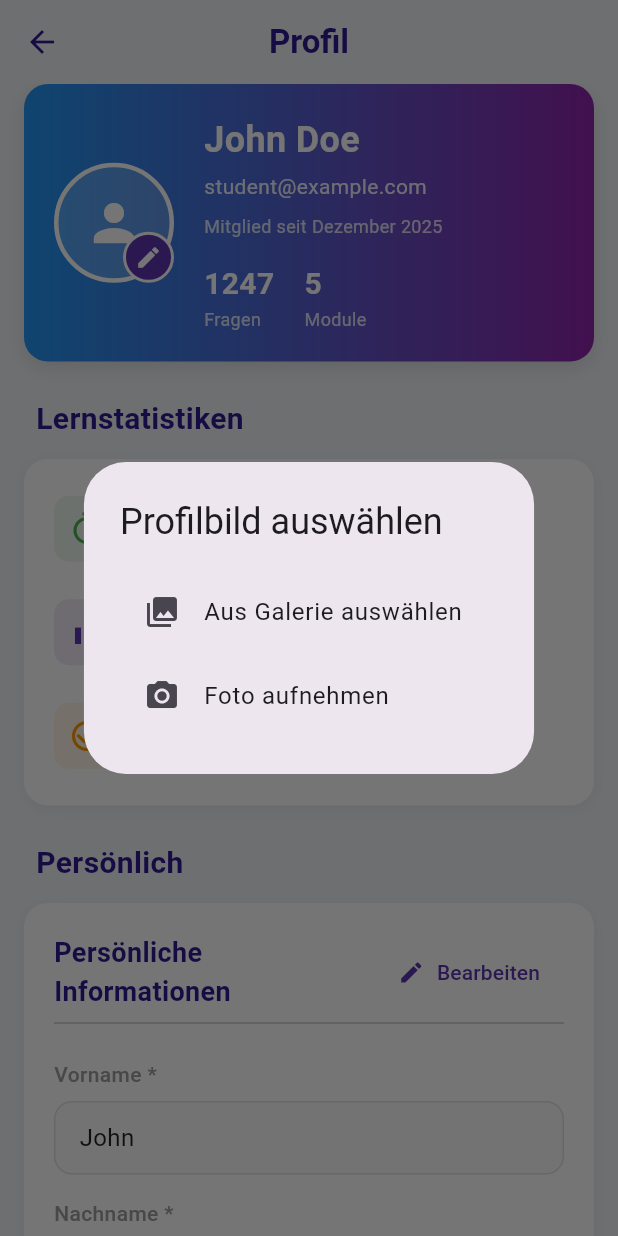
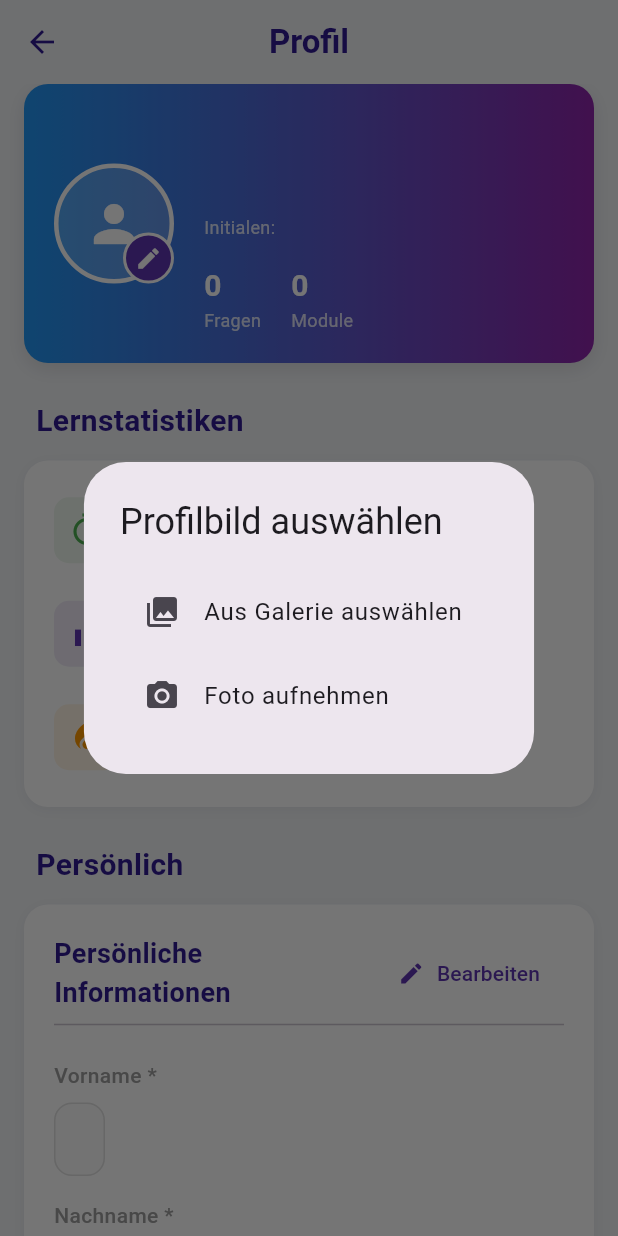
Before and after one commit to Roussel9/Cross-Platform-Development-MC-Trainer-, a Flutter app: the ProfileScreen screen opened directly, after a tap on the "person" icon, on a phone screen of 412 x 824 dp. Run offline on Flutter 3.47's test engine with Material 3 defaults, Android fonts, the phone set to English and light mode, and no system bars; our stand-ins replace image_picker, supabase_flutter; accounts and stored records are empty.

Commit message:
feat(avatar-Bild): Backend Logik implementiert, Anbindung mit Frontend erstellt.

```diff
--- a/lib/features/home/screens/profile_screen.dart
+++ b/lib/features/home/screens/profile_screen.dart
@@ -1,8 +1,10 @@
 import 'dart:io';
 import 'package:flutter/material.dart';
+import 'package:provider/provider.dart';
 import 'package:image_picker/image_picker.dart';
 import 'package:mc_trainer_kami/core/constants/app_colors.dart';
 import 'package:mc_trainer_kami/core/theme/app_theme.dart';
+import 'package:mc_trainer_kami/provider/backend_provider.dart';
 
 class ProfileScreen extends StatefulWidget {
   const ProfileScreen({super.key});
@@ -13,23 +15,40 @@ class ProfileScreen extends StatefulWidget {
 
 class _ProfileScreenState extends State<ProfileScreen> {
   bool _isEditing = false;
-  late String _firstName;
-  late String _lastName;
-  late String _email;
-  late String _birthDate;
+  late TextEditingController _firstNameController;
+  late TextEditingController _lastNameController;
+  late TextEditingController _emailController;
+  late TextEditingController _birthDateController;
 
-  // Für Bildauswahl
-  File? _selectedImageFile;
   final ImagePicker _picker = ImagePicker();
 
   @override
   void initState() {
     super.initState();
-    // Initialwerte setzen
-    _firstName = 'John';
-    _lastName = 'Doe';
-    _email = 'student@example.com';
-    _birthDate = '15.06.1995';
+    _initializeControllers();
+  }
+
+  void _initializeControllers() {
+    final backend = context.read<BackendProvider>();
+
+    // Namen aus Backend splitten
+    final nameParts = backend.fullName.split(' ');
+    final firstName = nameParts.isNotEmpty ? nameParts.first : 'User';
+    final lastName = nameParts.length > 1 ? nameParts.sublist(1).join(' ') : '';
+
+    _firstNameController = TextEditingController(text: firstName);
+    _lastNameController = TextEditingController(text: lastName);
+    _emailController = TextEditingController(text: backend.email);
+    _birthDateController = TextEditingController(text: '');
+  }
+
+  @override
+  void dispose() {
+    _firstNameController.dispose();
+    _lastNameController.dispose();
+    _emailController.dispose();
+    _birthDateController.dispose();
+    super.dispose();
   }
 
   void _toggleEditMode() {
@@ -39,22 +58,18 @@ class _ProfileScreenState extends State<ProfileScreen> {
   }
 
   void _cancelEditing() {
+    _initializeControllers();
     setState(() {
       _isEditing = false;
-      // Werte auf ursprüngliche zurücksetzen
-      _firstName = 'John';
-      _lastName = 'Doe';
-      _email = 'student@example.com';
-      _birthDate = '15.06.1995';
     });
   }
 
-  void _saveChanges() {
-    // Hier würdest du die Daten speichern (API/Datenbank)
+  Future<void> _saveChanges() async {
+    // TODO: Hier Änderungen in Supabase speichern
     setState(() {
       _isEditing = false;
     });
-    // Zeige Erfolgsmeldung
+    if (mounted) {
       ScaffoldMessenger.of(context).showSnackBar(
         const SnackBar(
           content: Text('Änderungen gespeichert'),
@@ -62,8 +77,8 @@ class _ProfileScreenState extends State<ProfileScreen> {
         ),
       );
     }
+  }
 
-  // Abmelde-Funktion mit Bestätigungsdialog
   Future<void> _showLogoutDialog() async {
     return showDialog(
       context: context,
@@ -75,7 +90,7 @@ class _ProfileScreenState extends State<ProfileScreen> {
           actions: <Widget>[
             TextButton(
               onPressed: () {
-                Navigator.of(context).pop(); // Dialog schließen
+                Navigator.of(context).pop();
               },
               child: const Text(
                 'Abbrechen',
@@ -84,8 +99,8 @@ class _ProfileScreenState extends State<ProfileScreen> {
             ),
             ElevatedButton(
               onPressed: () {
-                Navigator.of(context).pop(); // Dialog schließen
-                _performLogout(); // Abmeldung durchführen
+                Navigator.of(context).pop();
+                _performLogout();
               },
               style: ElevatedButton.styleFrom(
                 backgroundColor: Colors.red,
@@ -99,12 +114,8 @@ class _ProfileScreenState extends State<ProfileScreen> {
     );
   }
 
-  // Eigentliche Abmelde-Logik
   void _performLogout() {
-    // Hier würde die tatsächliche Abmeldelogik stehen
-    // z.B.: Auth-Provider aufrufen, Token löschen, zur Login-Seite navigieren
-
-    // Zeige Erfolgsmeldung
+    // TODO: Authentifizierung mit Backend abmelden
     ScaffoldMessenger.of(context).showSnackBar(
       const SnackBar(
         content: Text('Erfolgreich abgemeldet'),
@@ -112,21 +123,9 @@ class _ProfileScreenState extends State<ProfileScreen> {
         duration: Duration(seconds: 2),
       ),
     );
-
-    // Simuliere Navigation zur Login-Seite
-    // In einer echten App: Navigator.pushReplacementNamed(context, '/login');
-    Future.delayed(const Duration(milliseconds: 1500), () {
-      // TODO: Hier zur Login-Seite navigieren
-      // Navigator.pushReplacement(
-      //   context,
-      //   MaterialPageRoute(builder: (context) => LoginScreen()),
-      // );
-    });
   }
 
-  // Echte Bildauswahl mit image_picker
   Future<void> _selectProfileImage() async {
-    // Zeige Auswahl-Dialog (Kamera oder Galerie)
     await showDialog(
       context: context,
       builder: (BuildContext context) {
@@ -140,9 +139,9 @@ class _ProfileScreenState extends State<ProfileScreen> {
                     leading: Icon(Icons.photo_library),
                     title: Text('Aus Galerie auswählen'),
                   ),
-                  onTap: () async {
+                  onTap: () {
                     Navigator.pop(context);
-                    await _pickImageFromGallery();
+                    _pickImageFromGallery();
                   },
                 ),
                 GestureDetector(
@@ -150,9 +149,9 @@ class _ProfileScreenState extends State<ProfileScreen> {
                     leading: Icon(Icons.camera_alt),
                     title: Text('Foto aufnehmen'),
                   ),
-                  onTap: () async {
+                  onTap: () {
                     Navigator.pop(context);
-                    await _pickImageFromCamera();
+                    _pickImageFromCamera();
                   },
                 ),
               ],
@@ -167,29 +166,33 @@ class _ProfileScreenState extends State<ProfileScreen> {
     try {
       final XFile? pickedFile = await _picker.pickImage(
         source: ImageSource.gallery,
-        maxWidth: 800,
-        maxHeight: 800,
+        maxWidth: 500,
+        maxHeight: 500,
         imageQuality: 85,
       );
 
-      if (pickedFile != null) {
-        setState(() {
-          _selectedImageFile = File(pickedFile.path);
-        });
+      if (pickedFile != null && mounted) {
+        final backend = context.read<BackendProvider>();
+        backend.selectedImageFile = File(pickedFile.path);
+        setState(() {});
+
+        await backend.setPicture();
+
+        if (mounted) {
           ScaffoldMessenger.of(context).showSnackBar(
             const SnackBar(
-            content: Text('Profilbild ausgewählt'),
+              content: Text('Profilbild hochgeladen'),
               backgroundColor: Colors.green,
             ),
           );
         }
+      }
     } catch (e) {
+      if (mounted) {
         ScaffoldMessenger.of(context).showSnackBar(
-        SnackBar(
-          content: Text('Fehler: $e'),
-          backgroundColor: Colors.red,
-        ),
+          SnackBar(content: Text('Fehler: $e'), backgroundColor: Colors.red),
         );
+      }
     }
   }
 
@@ -197,27 +200,45 @@ class _ProfileScreenState extends State<ProfileScreen> {
     try {
       final XFile? pickedFile = await _picker.pickImage(
         source: ImageSource.camera,
-        maxWidth: 800,
-        maxHeight: 800,
+        maxWidth: 500,
+        maxHeight: 500,
         imageQuality: 85,
       );
 
-      if (pickedFile != null) {
-        setState(() {
-          _selectedImageFile = File(pickedFile.path);
-        });
+      if (pickedFile != null && mounted) {
+        final backend = context.read<BackendProvider>();
+        backend.selectedImageFile = File(pickedFile.path);
+        setState(() {});
+
+        await backend.setPicture();
+
+        if (mounted) {
           ScaffoldMessenger.of(context).showSnackBar(
             const SnackBar(
-            content: Text('Foto aufgenommen'),
+              content: Text('Foto hochgeladen'),
               backgroundColor: Colors.green,
             ),
           );
         }
+      }
     } catch (e) {
+      if (mounted) {
         ScaffoldMessenger.of(context).showSnackBar(
-        SnackBar(
-          content: Text('Fehler: $e'),
-          backgroundColor: Colors.red,
+          SnackBar(content: Text('Fehler: $e'), backgroundColor: Colors.red),
+        );
+      }
+    }
+  }
+
+  Future<void> _deleteProfileImage() async {
+    final backend = context.read<BackendProvider>();
+    await backend.deletePicture();
+    setState(() {});
+    if (mounted) {
+      ScaffoldMessenger.of(context).showSnackBar(
+        const SnackBar(
+          content: Text('Profilbild gelöscht'),
+          backgroundColor: Colors.green,
         ),
       );
     }
@@ -235,10 +256,7 @@ class _ProfileScreenState extends State<ProfileScreen> {
         appBar: AppBar(
           title: const Text(
             'Profil',
-            style: TextStyle(
-              fontWeight: FontWeight.bold,
-              fontSize: 22,
-            ),
+            style: TextStyle(fontWeight: FontWeight.bold, fontSize: 22),
           ),
           centerTitle: true,
           elevation: 0,
@@ -246,7 +264,9 @@ class _ProfileScreenState extends State<ProfileScreen> {
           foregroundColor: AppColors.primaryColorDark,
           iconTheme: IconThemeData(color: AppColors.primaryColorDark),
         ),
-        body: LayoutBuilder(
+        body: Consumer<BackendProvider>(
+          builder: (context, backend, _) {
+            return LayoutBuilder(
               builder: (context, constraints) {
                 return SingleChildScrollView(
                   child: ConstrainedBox(
@@ -261,27 +281,19 @@ class _ProfileScreenState extends State<ProfileScreen> {
                         child: Column(
                           crossAxisAlignment: CrossAxisAlignment.start,
                           children: [
-                        // Header mit Profilinformationen
-                        _buildProfileHeader(isSmallScreen),
+                            _buildProfileHeader(backend, isSmallScreen),
                             SizedBox(height: isSmallScreen ? 16 : 24),
-
-                        // Lernstatistiken Section
-                        _buildLearningStatsSection(isSmallScreen),
+                            _buildLearningStatsSection(backend, isSmallScreen),
                             SizedBox(height: isSmallScreen ? 16 : 24),
-
-                        // Persönliche Informationen Section
                             _buildPersonalInfoSection(isSmallScreen),
                             SizedBox(height: isSmallScreen ? 24 : 32),
-
-                        // Nur Abbrechen/Speichern Buttons zeigen, wenn im Bearbeitungsmodus
                             if (_isEditing) _buildActionButtons(isSmallScreen),
-
-                        // Abmelden Button (immer sichtbar)
                             _buildLogoutButton(isSmallScreen),
-
-                        // Flexibler Platz am Ende
                             const Spacer(),
-                        SizedBox(height: MediaQuery.of(context).padding.bottom + 16),
+                            SizedBox(
+                              height:
+                                  MediaQuery.of(context).padding.bottom + 16,
+                            ),
                           ],
                         ),
                       ),
@@ -289,12 +301,14 @@ class _ProfileScreenState extends State<ProfileScreen> {
                   ),
                 );
               },
+            );
+          },
         ),
       ),
     );
   }
 
-  Widget _buildProfileHeader(bool isSmallScreen) {
+  Widget _buildProfileHeader(BackendProvider backend, bool isSmallScreen) {
     return Container(
       padding: EdgeInsets.all(isSmallScreen ? 16 : 20),
       decoration: BoxDecoration(
@@ -310,7 +324,6 @@ class _ProfileScreenState extends State<ProfileScreen> {
       ),
       child: Row(
         children: [
-          // Profilbild mit Bearbeitungs-Icon (immer sichtbar)
           GestureDetector(
             onTap: _selectProfileImage,
             child: Stack(
@@ -325,14 +338,14 @@ class _ProfileScreenState extends State<ProfileScreen> {
                       color: Colors.white,
                       width: isSmallScreen ? 2 : 3,
                     ),
-                    image: _selectedImageFile != null
+                    image: backend.selectedImageFile != null
                         ? DecorationImage(
-                      image: FileImage(_selectedImageFile!),
+                            image: FileImage(backend.selectedImageFile!),
                             fit: BoxFit.cover,
                           )
                         : null,
                   ),
-                  child: _selectedImageFile == null
+                  child: backend.selectedImageFile == null
                       ? Icon(
                           Icons.person,
                           size: isSmallScreen ? 30 : 40,
@@ -340,7 +353,7 @@ class _ProfileScreenState extends State<ProfileScreen> {
                         )
                       : null,
                 ),
-                // Stift-Icon immer sichtbar auf dem Profilbild
+                // Edit Button
                 Positioned(
                   bottom: 0,
                   right: 0,
@@ -361,19 +374,40 @@ class _ProfileScreenState extends State<ProfileScreen> {
                     ),
                   ),
                 ),
+                // Delete Button
+                if (backend.selectedImageFile != null)
+                  Positioned(
+                    top: 0,
+                    right: 0,
+                    child: GestureDetector(
+                      onTap: _deleteProfileImage,
+                      child: Container(
+                        padding: EdgeInsets.all(isSmallScreen ? 4 : 6),
+                        decoration: BoxDecoration(
+                          color: Colors.redAccent,
+                          shape: BoxShape.circle,
+                          border: Border.all(color: Colors.white, width: 1.5),
+                        ),
+                        child: Icon(
+                          Icons.close,
+                          size: isSmallScreen ? 12 : 16,
+                          color: Colors.white,
+                        ),
+                      ),
+                    ),
+                  ),
               ],
             ),
           ),
           SizedBox(width: isSmallScreen ? 12 : 20),
-
-          // Profilinformationen
           Expanded(
             child: Column(
               crossAxisAlignment: CrossAxisAlignment.start,
               children: [
-                // Name
                 Text(
-                  '$_firstName $_lastName',
+                  backend.fullName.isNotEmpty
+                      ? backend.fullName
+                      : backend.userName,
                   style: TextStyle(
                     fontSize: isSmallScreen ? 18 : 24,
                     fontWeight: FontWeight.bold,
@@ -382,12 +416,9 @@ class _ProfileScreenState extends State<ProfileScreen> {
                   maxLines: 2,
                   overflow: TextOverflow.ellipsis,
                 ),
-
                 SizedBox(height: isSmallScreen ? 2 : 4),
-
-                // E-Mail
                 Text(
-                  _email,
+                  backend.email,
                   style: TextStyle(
                     fontSize: isSmallScreen ? 12 : 14,
                     color: Colors.white.withOpacity(0.9),
@@ -395,28 +426,25 @@ class _ProfileScreenState extends State<ProfileScreen> {
                   maxLines: 2,
                   overflow: TextOverflow.ellipsis,
                 ),
-
                 SizedBox(height: isSmallScreen ? 4 : 8),
                 Text(
-                  'Mitglied seit Dezember 2025',
+                  'Initialen: ${backend.userInitials}',
                   style: TextStyle(
                     fontSize: isSmallScreen ? 10 : 12,
                     color: Colors.white.withOpacity(0.8),
                   ),
                 ),
-
-                // Fragen & Module Counter
                 SizedBox(height: isSmallScreen ? 8 : 16),
                 Row(
                   children: [
                     _buildCounterItem(
-                      count: '1247',
+                      count: backend.questionsThisWeek.toString(),
                       label: 'Fragen',
                       isSmallScreen: isSmallScreen,
                     ),
                     SizedBox(width: isSmallScreen ? 12 : 20),
                     _buildCounterItem(
-                      count: '5',
+                      count: backend.modulesCompleted.toString(),
                       label: 'Module',
                       isSmallScreen: isSmallScreen,
                     ),
@@ -457,7 +485,13 @@ class _ProfileScreenState extends State<ProfileScreen> {
     );
   }
 
-  Widget _buildLearningStatsSection(bool isSmallScreen) {
+  Widget _buildLearningStatsSection(
+    BackendProvider backend,
+    bool isSmallScreen,
+  ) {
+    final progress = backend.calculateProgress(backend.lastSession);
+    final progressPercentage = (progress * 100).toStringAsFixed(0);
+
     return Column(
       crossAxisAlignment: CrossAxisAlignment.start,
       children: [
@@ -475,7 +509,6 @@ class _ProfileScreenState extends State<ProfileScreen> {
             ),
           ),
         ),
-
         Container(
           padding: EdgeInsets.all(isSmallScreen ? 12 : 20),
           decoration: BoxDecoration(
@@ -491,31 +524,26 @@ class _ProfileScreenState extends State<ProfileScreen> {
           ),
           child: Column(
             children: [
-              // Gelernte Stunden
               _buildStatRow(
                 icon: Icons.timer_outlined,
-                label: 'Gelernte Stunden',
-                value: '48h',
+                label: 'Fragen diese Woche',
+                value: backend.questionsThisWeek.toString(),
                 valueColor: Colors.green,
                 isSmallScreen: isSmallScreen,
               ),
               SizedBox(height: isSmallScreen ? 12 : 16),
-
-              // Durchschnittliche Punktzahl
               _buildStatRow(
                 icon: Icons.bar_chart_outlined,
-                label: 'Durchschnittliche Punktzahl',
-                value: '87%',
+                label: 'Fortschritt',
+                value: '$progressPercentage%',
                 valueColor: AppColors.primaryColorLight,
                 isSmallScreen: isSmallScreen,
               ),
               SizedBox(height: isSmallScreen ? 12 : 16),
-
-              // Module abgeschlossen
               _buildStatRow(
-                icon: Icons.check_circle_outline,
-                label: 'Module abgeschlossen',
-                value: '3/5',
+                icon: Icons.local_fire_department,
+                label: 'Aktuelle Serie',
+                value: '${backend.currentStreak} Tage',
                 valueColor: Colors.orange,
                 isSmallScreen: isSmallScreen,
               ),
@@ -541,11 +569,7 @@ class _ProfileScreenState extends State<ProfileScreen> {
             color: valueColor.withOpacity(0.1),
             borderRadius: BorderRadius.circular(isSmallScreen ? 8 : 10),
           ),
-          child: Icon(
-            icon,
-            color: valueColor,
-            size: isSmallScreen ? 20 : 24,
-          ),
+          child: Icon(icon, color: valueColor, size: isSmallScreen ? 20 : 24),
         ),
         SizedBox(width: isSmallScreen ? 12 : 16),
         Expanded(
@@ -595,7 +619,6 @@ class _ProfileScreenState extends State<ProfileScreen> {
             ),
           ),
         ),
-
         Container(
           padding: EdgeInsets.all(isSmallScreen ? 12 : 20),
           decoration: BoxDecoration(
@@ -645,63 +668,34 @@ class _ProfileScreenState extends State<ProfileScreen> {
                   ),
                 ],
               ),
-
               const Divider(thickness: 1),
               SizedBox(height: isSmallScreen ? 12 : 16),
-
-              // Vorname
               _buildPersonalInfoField(
                 label: 'Vorname *',
-                value: _firstName,
+                controller: _firstNameController,
                 isEditing: _isEditing,
-                onChanged: (value) {
-                  setState(() {
-                    _firstName = value;
-                  });
-                },
                 isSmallScreen: isSmallScreen,
               ),
               SizedBox(height: isSmallScreen ? 12 : 16),
-
-              // Nachname
               _buildPersonalInfoField(
                 label: 'Nachname *',
-                value: _lastName,
+                controller: _lastNameController,
                 isEditing: _isEditing,
-                onChanged: (value) {
-                  setState(() {
-                    _lastName = value;
-                  });
-                },
                 isSmallScreen: isSmallScreen,
               ),
               SizedBox(height: isSmallScreen ? 12 : 16),
-
-              // E-Mail
               _buildPersonalInfoField(
                 label: 'E-Mail *',
-                value: _email,
+                controller: _emailController,
                 isEditing: _isEditing,
-                onChanged: (value) {
-                  setState(() {
-                    _email = value;
-                  });
-                },
                 keyboardType: TextInputType.emailAddress,
                 isSmallScreen: isSmallScreen,
               ),
               SizedBox(height: isSmallScreen ? 12 : 16),
-
-              // Geburtsdatum
               _buildPersonalInfoField(
                 label: 'Geburtsdatum',
-                value: _birthDate,
+                controller: _birthDateController,
                 isEditing: _isEditing,
-                onChanged: (value) {
-                  setState(() {
-                    _birthDate = value;
-                  });
-                },
                 isSmallScreen: isSmallScreen,
               ),
             ],
@@ -713,9 +707,8 @@ class _ProfileScreenState extends State<ProfileScreen> {
 
   Widget _buildPersonalInfoField({
     required String label,
-    required String value,
+    required TextEditingController controller,
     required bool isEditing,
-    required Function(String) onChanged,
     required bool isSmallScreen,
     TextInputType keyboardType = TextInputType.text,
   }) {
@@ -740,15 +733,14 @@ class _ProfileScreenState extends State<ProfileScreen> {
             color: isEditing ? Colors.white : Colors.grey[50],
             borderRadius: BorderRadius.circular(isSmallScreen ? 8 : 12),
             border: Border.all(
-              color: isEditing ? AppColors.primaryColorLight : const Color(0xFFE0E0E0),
+              color: isEditing
+                  ? AppColors.primaryColorLight
+                  : const Color(0xFFE0E0E0),
             ),
           ),
-          child: Row(
-            children: [
-              Expanded(
           child: isEditing
               ? TextFormField(
-                  initialValue: value,
+                  controller: controller,
                   style: TextStyle(
                     fontSize: isSmallScreen ? 14 : 16,
                     color: Colors.black87,
@@ -759,7 +751,6 @@ class _ProfileScreenState extends State<ProfileScreen> {
                       vertical: isSmallScreen ? 10 : 12,
                     ),
                   ),
-                  onChanged: onChanged,
                   keyboardType: keyboardType,
                 )
               : Padding(
@@ -767,15 +758,12 @@ class _ProfileScreenState extends State<ProfileScreen> {
                     vertical: isSmallScreen ? 10 : 12,
                   ),
                   child: Text(
-                    value,
+                    controller.text,
                     style: TextStyle(
                       fontSize: isSmallScreen ? 14 : 16,
                       color: Colors.black87,
                     ),
                   ),
-                ),
-              ),
-            ],
                 ),
         ),
       ],
@@ -790,9 +778,7 @@ class _ProfileScreenState extends State<ProfileScreen> {
             onPressed: _cancelEditing,
             style: OutlinedButton.styleFrom(
               side: BorderSide(color: AppColors.primaryColorLight),
-              padding: EdgeInsets.symmetric(
-                vertical: isSmallScreen ? 12 : 16,
-              ),
+              padding: EdgeInsets.symmetric(vertical: isSmallScreen ? 12 : 16),
               shape: RoundedRectangleBorder(
                 borderRadius: BorderRadius.circular(isSmallScreen ? 8 : 12),
               ),
@@ -814,9 +800,7 @@ class _ProfileScreenState extends State<ProfileScreen> {
             style: ElevatedButton.styleFrom(
               backgroundColor: AppColors.primaryColorLight,
               foregroundColor: Colors.white,
-              padding: EdgeInsets.symmetric(
-                vertical: isSmallScreen ? 12 : 16,
-              ),
+              padding: EdgeInsets.symmetric(vertical: isSmallScreen ? 12 : 16),
               shape: RoundedRectangleBorder(
                 borderRadius: BorderRadius.circular(isSmallScreen ? 8 : 12),
               ),
```
Also changed, not shown: lib/provider/backend_provider.dart (+106 -0 lines). Lines whose indentation alone changed are shown as unchanged.
